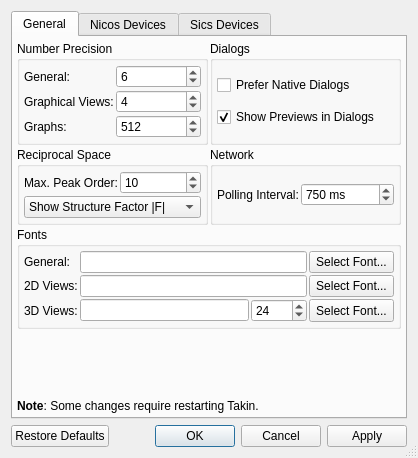
This is ui/settings.ui in tweber-ill/frm_mirror-takin1 as Qt 5 draws it before an edit. The edited form follows.
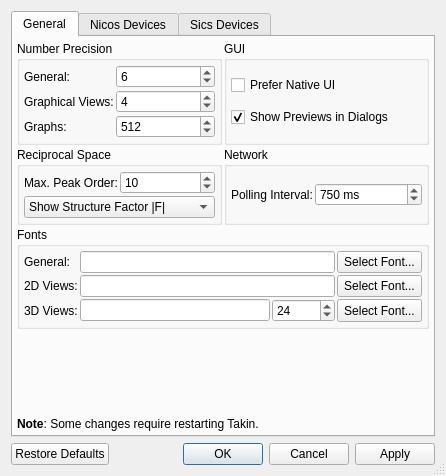
This is the edited form.

What changed in the file:
```diff
--- a/ui/settings.ui
+++ b/ui/settings.ui
@@ -6,8 +6,8 @@
    <rect>
     <x>0</x>
     <y>0</y>
-    <width>418</width>
-    <height>458</height>
+    <width>446</width>
+    <height>476</height>
    </rect>
   </property>
   <property name="windowTitle">
@@ -365,7 +365,7 @@
        <item row="0" column="1">
         <widget class="QGroupBox" name="groupBox_5">
          <property name="title">
-          <string>Dialogs</string>
+          <string>GUI</string>
          </property>
          <layout class="QGridLayout" name="gridLayout_3">
           <property name="margin">
@@ -387,7 +387,7 @@
           <item row="0" column="0">
            <widget class="QCheckBox" name="checkNativeDlg">
             <property name="text">
-             <string>Prefer Native Dialogs</string>
+             <string>Prefer Native UI</string>
             </property>
            </widget>
           </item>
```
